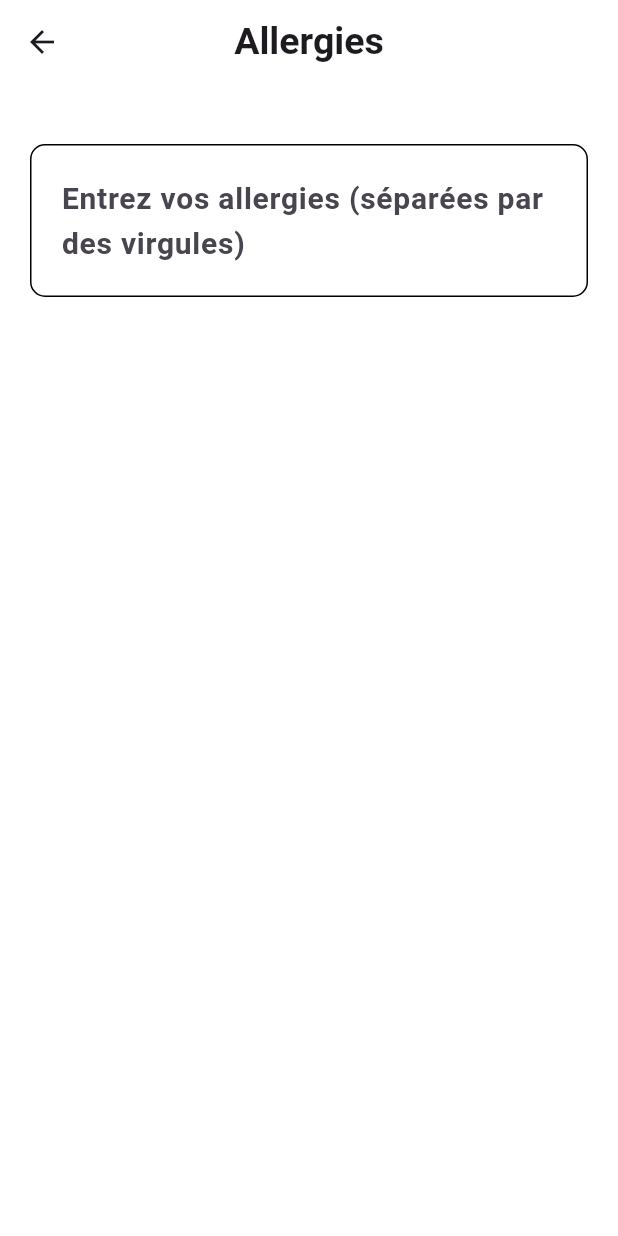
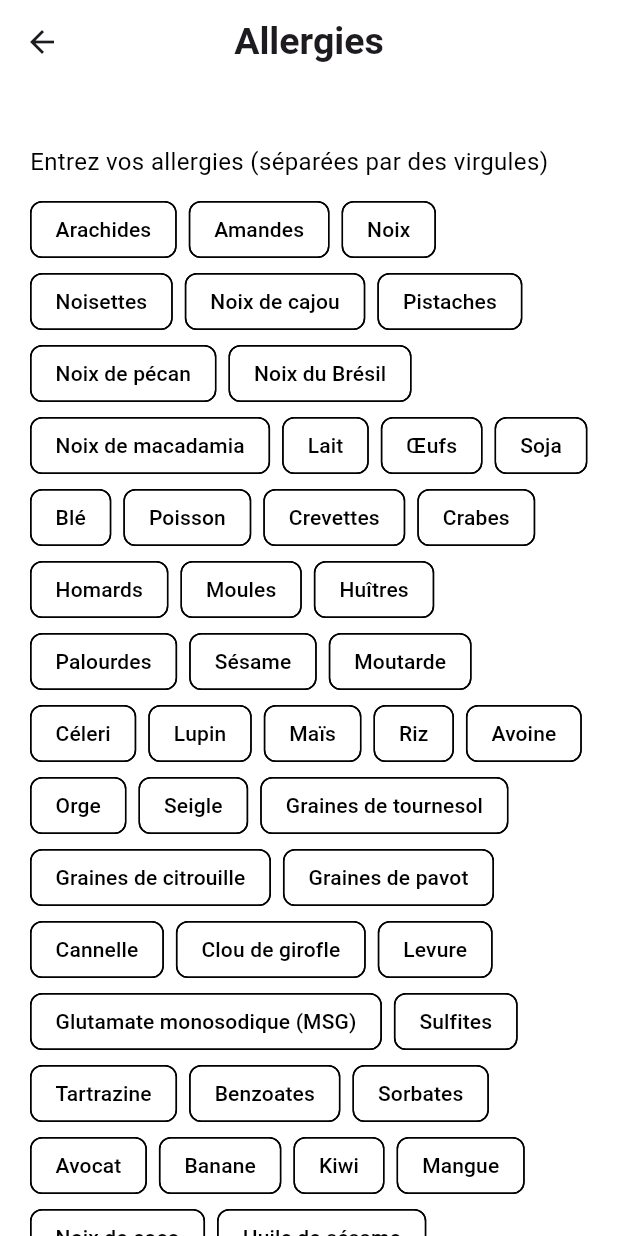
Before and after one commit to Ali-tai/AdvMobApp, a Flutter app: the AllergiesScreen screen opened directly, on a phone screen of 412 x 824 dp. Run offline on Flutter 3.47's test engine with Material 3 defaults, Android fonts, the phone set to English and light mode, and no system bars; our stand-ins replace shared_preferences; missing offline and left inert: qr_code_scanner_plus; accounts and stored records are empty; generated files the repository leaves out were written again.

Commit message:
Ajout des modifications finales de l'app (allergies + allerts allergies)

```diff
--- a/lib/screens/allergies_screen.dart
+++ b/lib/screens/allergies_screen.dart
@@ -1,6 +1,6 @@
 import 'package:flutter/material.dart';
 import 'package:provider/provider.dart';
-import 'package:flutter_gen/gen_l10n/app_localizations.dart'; // <-- Ajouté
+import 'package:flutter_gen/gen_l10n/app_localizations.dart';
 import '../providers/user_preferences.dart';
 
 class AllergiesScreen extends StatefulWidget {
@@ -11,23 +11,84 @@ class AllergiesScreen extends StatefulWidget {
 }
 
 class _AllergiesScreenState extends State<AllergiesScreen> {
-  late TextEditingController _allergiesController;
+  // Define a list of possible allergies
+  final List<String> _possibleAllergies = [
+    'Arachides',
+    'Amandes',
+    'Noix',
+    'Noisettes',
+    'Noix de cajou',
+    'Pistaches',
+    'Noix de pécan',
+    'Noix du Brésil',
+    'Noix de macadamia',
+    'Lait',
+    'Œufs',
+    'Soja',
+    'Blé',
+    'Poisson',
+    'Crevettes',
+    'Crabes',
+    'Homards',
+    'Moules',
+    'Huîtres',
+    'Palourdes',
+    'Sésame',
+    'Moutarde',
+    'Céleri',
+    'Lupin',
+    'Maïs',
+    'Riz',
+    'Avoine',
+    'Orge',
+    'Seigle',
+    'Graines de tournesol',
+    'Graines de citrouille',
+    'Graines de pavot',
+    'Cannelle',
+    'Clou de girofle',
+    'Levure',
+    'Glutamate monosodique (MSG)',
+    'Sulfites',
+    'Tartrazine',
+    // Ajoutez d'autres colorants si nécessaire
+    'Benzoates',
+    'Sorbates',
+    // Ajoutez d'autres conservateurs si nécessaire
+    'Avocat',
+    'Banane',
+    'Kiwi',
+    'Mangue',
+    'Noix de coco',
+    'Huile de sésame',
+    'Huile d\'arachide',
+    // Vous pouvez choisir de ne pas inclure les allergies environnementales/autres
+  ];
+
   late UserPreferences userPrefs;
+  List<String> _selectedAllergies = [];
 
   @override
   void initState() {
     super.initState();
     userPrefs = Provider.of<UserPreferences>(context, listen: false);
-    _allergiesController = TextEditingController(text: userPrefs.allergies.join(', '));
+    _selectedAllergies = List.from(userPrefs.allergies);
   }
 
   @override
   void dispose() {
-    userPrefs.setAllergies(
-      _allergiesController.text.split(',').map((e) => e.trim()).toList(),
-    );
-    _allergiesController.dispose();
+    userPrefs.setAllergies(_selectedAllergies);
     super.dispose();
+  }
+
+  void _toggleAllergy(String allergy) {
+    setState(() {
+      if (_selectedAllergies.contains(allergy)) {
+        _selectedAllergies.remove(allergy);
+      } else {
+        _selectedAllergies.add(allergy);
+      }
+    });
   }
 
   @override
@@ -36,7 +97,6 @@ class _AllergiesScreenState extends State<AllergiesScreen> {
 
     return Scaffold(
       backgroundColor: userPrefs.backgroundColor,
-      resizeToAvoidBottomInset: true,
       appBar: AppBar(
         title: Text(
           localizations.allergiesTitle,
@@ -49,24 +109,29 @@ class _AllergiesScreenState extends State<AllergiesScreen> {
         child: SingleChildScrollView(
           padding: const EdgeInsets.all(20),
           child: Column(
+            crossAxisAlignment: CrossAxisAlignment.start,
             children: [
               const SizedBox(height: 20),
-              Container(
-                padding: const EdgeInsets.all(20),
-                decoration: BoxDecoration(
-                  borderRadius: BorderRadius.circular(10),
-                  border: Border.all(color: userPrefs.textColor),
-                ),
-                child: TextField(
-                  controller: _allergiesController,
-                  maxLines: null,
-                  keyboardType: TextInputType.multiline,
-                  textAlign: TextAlign.left,
-                  decoration: InputDecoration.collapsed(
-                    hintText: localizations.allergiesHint,
-                  ),
-                  style: const TextStyle(fontSize: 20, fontWeight: FontWeight.bold),
-                ),
+              Text(
+                localizations.allergiesHint.replaceFirst('Enter', 'Select'),
+                style: TextStyle(color: userPrefs.textColor, fontSize: 16),
+              ),
+              const SizedBox(height: 10),
+              Wrap(
+                spacing: 8.0,
+                children: _possibleAllergies.map((allergy) {
+                  final isSelected = _selectedAllergies.contains(allergy);
+                  return FilterChip(
+                    label: Text(allergy, style: TextStyle(color: isSelected ? Colors.white : userPrefs.textColor)),
+                    selected: isSelected,
+                    onSelected: (bool selected) {
+                      _toggleAllergy(allergy);
+                    },
+                    backgroundColor: userPrefs.buttonColor,
+                    selectedColor: Theme.of(context).primaryColor,
+                    side: BorderSide(color: userPrefs.textColor),
+                  );
+                }).toList(),
               ),
             ],
           ),
```
Also changed, not shown: lib/providers/product.dart (+18 -6 lines), lib/screens/scan_screen.dart (+79 -16 lines).
